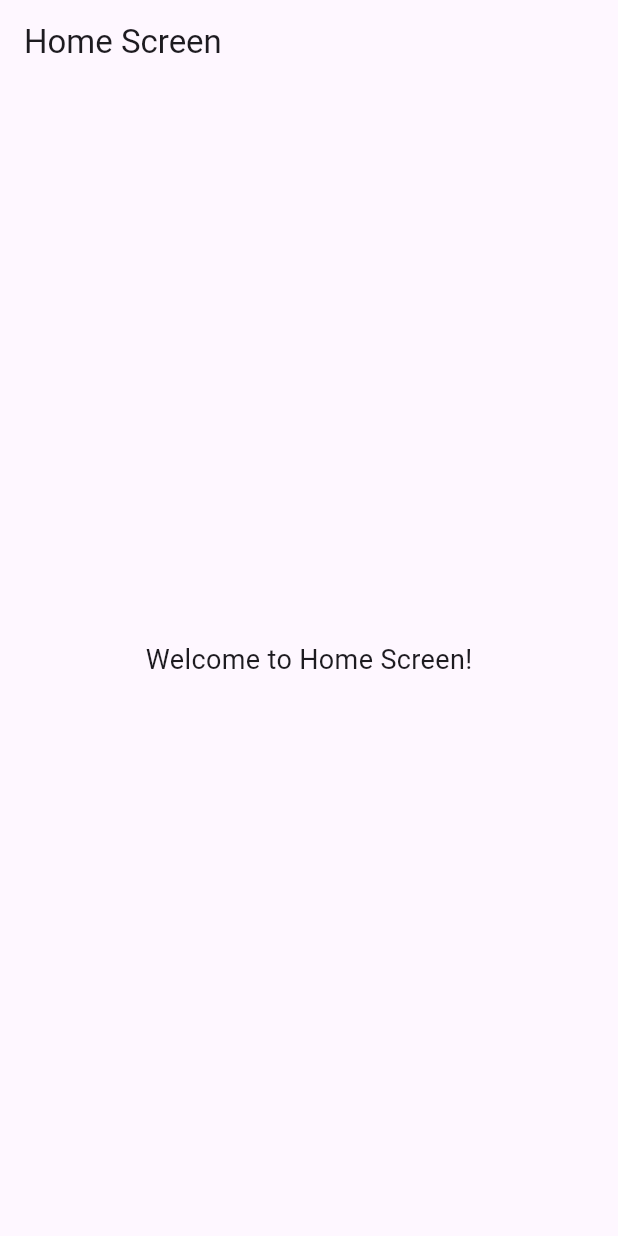
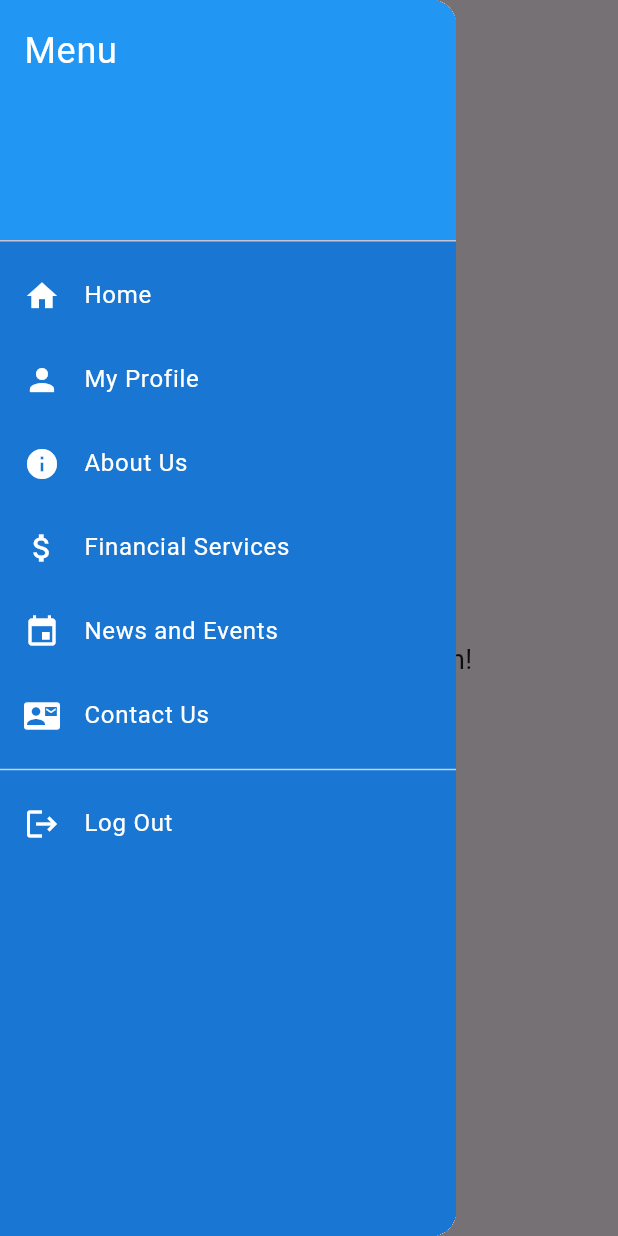
Before and after one commit to ay05386/InspireTrainingCenter, a Flutter app: the screen it shows after launch, with the side drawer open (before the commit the screen has no drawer), on a phone screen of 412 x 824 dp. Run offline on Flutter 3.47's test engine with Material 3 defaults, Android fonts, the phone set to English and light mode, and no system bars; our stand-ins replace flutter_riverpod.

Commit message:
drawerCommit

```diff
--- a/lib/screens/homescreen.dart
+++ b/lib/screens/homescreen.dart
@@ -1,14 +1,17 @@
 import 'package:flutter/material.dart';
+import 'package:flutter_riverpod/flutter_riverpod.dart';
+import '../widgets/my_drawer.dart';
 
-class HomeScreen extends StatelessWidget {
-  const HomeScreen({Key? key}) : super(key: key);
+class HomeScreen extends ConsumerWidget {
+  const HomeScreen({super.key});
 
   @override
-  Widget build(BuildContext context) {
+  Widget build(BuildContext context, WidgetRef ref) {
     return Scaffold(
       appBar: AppBar(
         title: const Text('Home Screen'),
       ),
+      drawer: const MyDrawer(),
       body: const Center(
         child: Text(
           'Welcome to Home Screen!',
--- /dev/null
+++ b/lib/widgets/my_drawer.dart
@@ -0,0 +1,83 @@
+import 'package:flutter/material.dart';
+
+class MyDrawer extends StatelessWidget {
+  const MyDrawer({Key? key}) : super(key: key);
+
+  @override
+  Widget build(BuildContext context) {
+    return Drawer(
+      child: Container(
+        color: Colors.blue[700],
+        child: ListView(
+          padding: EdgeInsets.zero,
+          children: [
+            DrawerHeader(
+              decoration: BoxDecoration(
+                color: Colors.blue,
+              ),
+              child: Text(
+                'Menu',
+                style: TextStyle(
+                  color: Colors.white,
+                  fontSize: 24,
+                ),
+              ),
+            ),
+            ListTile(
+              leading: Icon(Icons.home, color: Colors.white),
+              title: Text('Home', style: TextStyle(color: Colors.white)),
+              onTap: () {
+                Navigator.pop(context);
+              },
+            ),
+            ListTile(
+              leading: Icon(Icons.person, color: Colors.white),
+              title: Text('My Profile', style: TextStyle(color: Colors.white)),
+              onTap: () {
+                Navigator.pop(context);
+              },
+            ),
+            ListTile(
+              leading: Icon(Icons.info, color: Colors.white),
+              title: Text('About Us', style: TextStyle(color: Colors.white)),
+              onTap: () {
+                Navigator.pop(context);
+              },
+            ),
+            ListTile(
+              leading: Icon(Icons.attach_money, color: Colors.white),
+              title: Text('Financial Services',
+                  style: TextStyle(color: Colors.white)),
+              onTap: () {
+                Navigator.pop(context);
+              },
+            ),
+            ListTile(
+              leading: Icon(Icons.event, color: Colors.white),
+              title: Text('News and Events',
+                  style: TextStyle(color: Colors.white)),
+              onTap: () {
+                Navigator.pop(context);
+              },
+            ),
+            ListTile(
+              leading: Icon(Icons.contact_mail, color: Colors.white),
+              title: Text('Contact Us', style: TextStyle(color: Colors.white)),
+              onTap: () {
+                Navigator.pop(context);
+              },
+            ),
+            Divider(color: Colors.white70),
+            ListTile(
+              leading: Icon(Icons.logout, color: Colors.white),
+              title: Text('Log Out', style: TextStyle(color: Colors.white)),
+              onTap: () {
+                Navigator.pop(context);
+              },
+            ),
+          ],
+        ),
+      ),
+    );
+  }
+}
```
